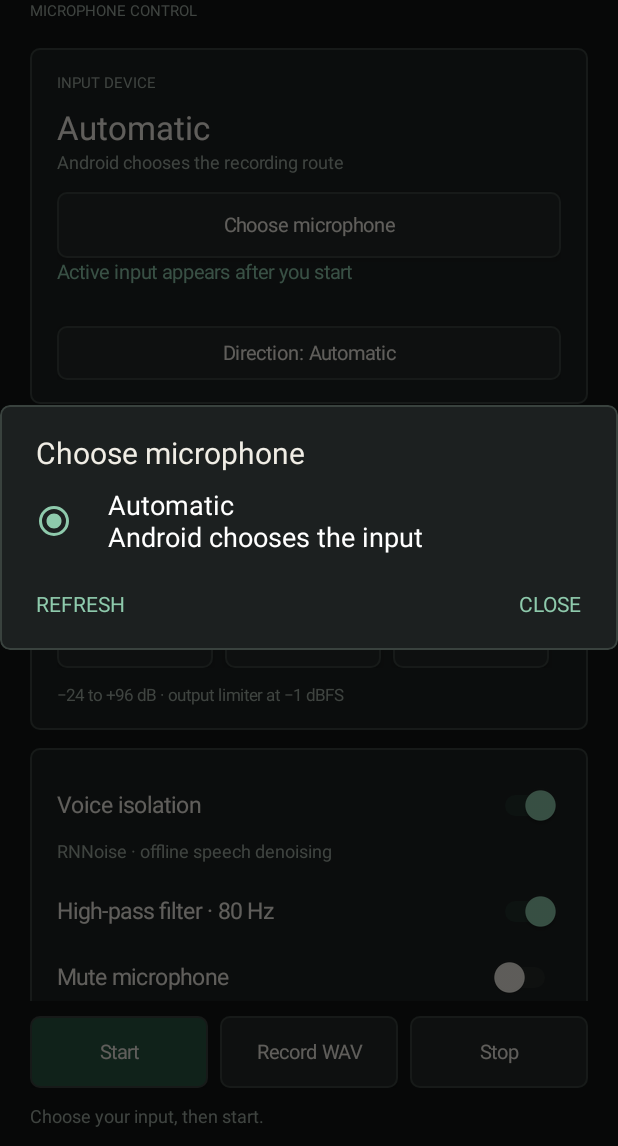
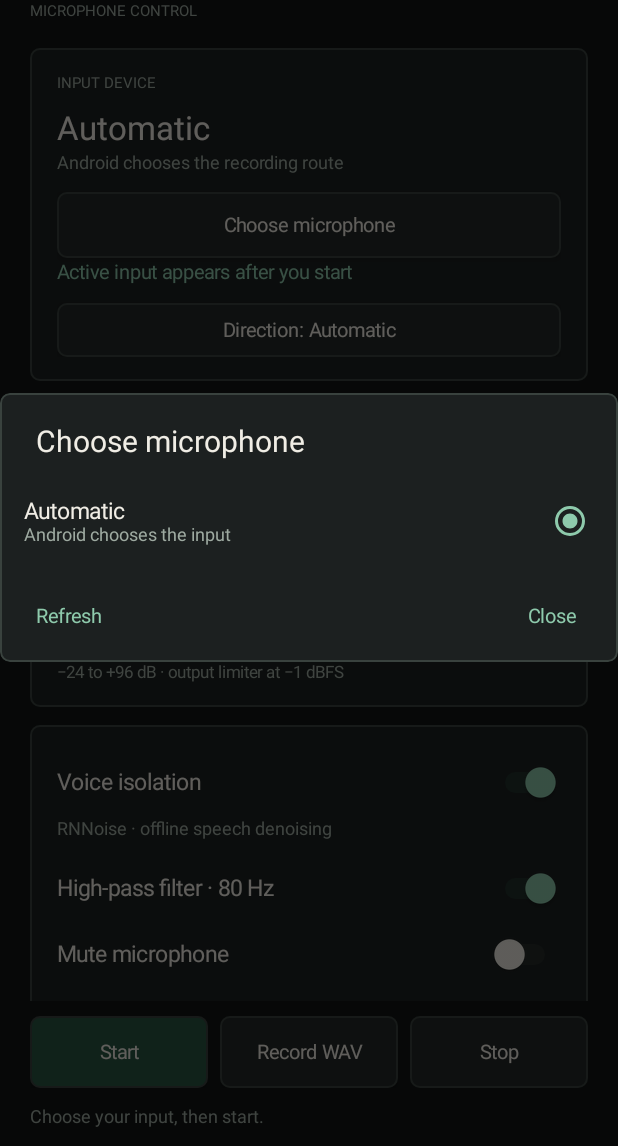
Before and after one commit to Cryosimorgh/ghost-mic, an Android app: the screen it shows after launch (MainActivity), after a tap on "Choose microphone", on a phone screen of 412 x 824 dp, the part 90-1236 px from its top. Run offline under Robolectric (Android 15) with nearby library versions, the phone set to English and light mode, and no system bars.

Commit message:
Polish microphone selection and release Bluetooth routing ownership

```diff
--- a/android/app/src/main/java/io/github/cryosimorgh/ghostmic/MainActivity.java
+++ b/android/app/src/main/java/io/github/cryosimorgh/ghostmic/MainActivity.java
@@ -114,7 +114,7 @@ public final class MainActivity extends Activity {
         String[] labels=new String[available.size()+1]; labels[0]=input?"Automatic\nAndroid chooses the input":"System playback\nAndroid chooses the output"; int checked=0;
         for(int i=0;i<available.size();i++) { AudioDeviceInfo device=available.get(i); labels[i+1]=Devices.name(device)+"\n"+Devices.detail(device); if(Devices.key(device).equals(selected)) checked=i+1; }
         AlertDialog.Builder builder=new AlertDialog.Builder(this).setTitle(input?"Choose microphone":"Choose playback device")
-            .setSingleChoiceItems(labels,checked,(dialog,index) -> { String key=index==0?"":Devices.key(available.get(index-1)); preferences.edit().putString(input?"input":"output",key).apply(); refreshDevices(); dialog.dismiss(); });
+            .setSingleChoiceItems(choiceAdapter(labels),checked,(dialog,index) -> { String key=index==0?"":Devices.key(available.get(index-1)); preferences.edit().putString(input?"input":"output",key).apply(); refreshDevices(); dialog.dismiss(); });
         builder.setNegativeButton("Close",null).setNeutralButton("Refresh",(dialog,which) -> pickDevice(input));
         if(input && Build.VERSION.SDK_INT>=31 && checkSelfPermission(Manifest.permission.BLUETOOTH_CONNECT)!=PackageManager.PERMISSION_GRANTED)
             builder.setPositiveButton("Bluetooth access",(dialog,which) -> { pendingPicker=true; requestPermissions(new String[]{Manifest.permission.BLUETOOTH_CONNECT},42); });
@@ -122,7 +122,7 @@ public final class MainActivity extends Activity {
     }
     private void pickDirection() {
         String[] labels={"Automatic\nLet Android choose","Toward you\nPreference; support varies","Away from you\nPreference; support varies","External\nUse a supported external-facing array"};
-        showDialog(new AlertDialog.Builder(this).setTitle("Microphone direction preference").setSingleChoiceItems(labels,preferences.getInt("direction",0),(dialog,index) -> { preferences.edit().putInt("direction",index).apply(); refreshDevices(); dialog.dismiss(); })
+        showDialog(new AlertDialog.Builder(this).setTitle("Microphone direction preference").setSingleChoiceItems(choiceAdapter(labels),preferences.getInt("direction",0),(dialog,index) -> { preferences.edit().putInt("direction",index).apply(); refreshDevices(); dialog.dismiss(); })
             .setNegativeButton("Close",null).create());
     }
     private void requestCapture(boolean save) {
@@ -160,7 +160,7 @@ public final class MainActivity extends Activity {
         start.setEnabled(!state.running); stop.setEnabled(state.running); chooseInput.setEnabled(!state.running); chooseOutput.setEnabled(!state.running); direction.setEnabled(!state.running);
         record.setEnabled(!state.recording); record.setText(state.recording?"Recording…":"Record WAV");
         actualInput.setText(state.running?"Active: "+state.actualInput:"Active input appears after you start");
-        activeMicrophones.setText(state.microphoneInfo); inputMeter.peak=state.inputPeak; outputMeter.peak=state.outputPeak; inputMeter.invalidate(); outputMeter.invalidate();
+        activeMicrophones.setText(state.microphoneInfo); activeMicrophones.setVisibility(state.microphoneInfo.isEmpty()?View.GONE:View.VISIBLE); inputMeter.peak=state.inputPeak; outputMeter.peak=state.outputPeak; inputMeter.invalidate(); outputMeter.invalidate();
         limiter.setText(String.format(Locale.US,"Limiter %.1f dB%s",state.limiter,state.inputPeak>=.999f?" · input clipping":""));
         badge.setText(state.running?(mute.isChecked()?"● Muted":state.recording?"● Recording":"● Live"):"● Standby"); badge.setTextColor(state.running?GREEN:MUTED);
         status.setText(state.message);
@@ -196,7 +196,24 @@ public final class MainActivity extends Activity {
         view.setTrackTintList(new ColorStateList(new int[][]{new int[]{android.R.attr.state_checked},new int[]{}},new int[]{PRIMARY,BORDER}));
         view.setOnCheckedChangeListener((button,checked)->{ preferences.edit().putBoolean(key,checked).apply(); updateProcessing(); }); return view;
     }
-    private void showDialog(AlertDialog dialog) { dialog.show(); if(dialog.getWindow()!=null) dialog.getWindow().setBackgroundDrawable(shape(PANEL)); for(int which:new int[]{-1,-2,-3}) { Button button=dialog.getButton(which); if(button!=null) button.setTextColor(GREEN); } }
+    private ArrayAdapter<String> choiceAdapter(String[] labels) {
+        return new ArrayAdapter<String>(this,android.R.layout.simple_list_item_single_choice,labels) {
+            public View getView(int position,View previous,ViewGroup parent) {
+                CheckedTextView view=(CheckedTextView)super.getView(position,previous,parent);
+                view.setSingleLine(false); view.setMinLines(2); view.setMaxLines(4); view.setTextSize(15); view.setTextColor(TEXT);
+                view.setPadding(dp(16),dp(10),dp(16),dp(10)); view.setMinHeight(dp(64));
+                view.setLayoutParams(new AbsListView.LayoutParams(-1,-2));
+                view.setCheckMarkTintList(new ColorStateList(new int[][]{new int[]{android.R.attr.state_checked},new int[]{}},new int[]{GREEN,MUTED}));
+                android.text.SpannableString label=new android.text.SpannableString(labels[position]); int split=labels[position].indexOf('\n');
+                if(split>=0) {
+                    label.setSpan(new android.text.style.ForegroundColorSpan(MUTED),split+1,label.length(),0);
+                    label.setSpan(new android.text.style.AbsoluteSizeSpan(12,true),split+1,label.length(),0);
+                }
+                view.setText(label); return view;
+            }
+        };
+    }
+    private void showDialog(AlertDialog dialog) { dialog.show(); if(dialog.getWindow()!=null) dialog.getWindow().setBackgroundDrawable(shape(PANEL)); for(int which:new int[]{-1,-2,-3}) { Button button=dialog.getButton(which); if(button!=null) { button.setTextColor(GREEN); button.setAllCaps(false); button.setTextSize(13); } } }
     private LinearLayout column() { LinearLayout view=new LinearLayout(this); view.setOrientation(LinearLayout.VERTICAL); return view; }
     private LinearLayout row() { LinearLayout view=new LinearLayout(this); view.setGravity(Gravity.CENTER_VERTICAL); return view; }
     private LinearLayout card(LinearLayout root) { LinearLayout view=column(); view.setPadding(dp(18),dp(16),dp(18),dp(16)); view.setBackground(shape(PANEL)); LinearLayout.LayoutParams layout=wide(-2); layout.bottomMargin=dp(12); root.addView(view,layout); return view; }
--- a/android/app/src/main/java/io/github/cryosimorgh/ghostmic/MicEngine.java
+++ b/android/app/src/main/java/io/github/cryosimorgh/ghostmic/MicEngine.java
@@ -42,7 +42,6 @@ final class MicEngine {
     private File recordingFile;
     private boolean changedMode;
     private int priorMode;
-    private AudioDeviceInfo priorCommunication;
 
     MicEngine(Context context, Config config, Listener listener) { this.context=context; this.config=config; this.listener=listener; manager=context.getSystemService(AudioManager.class); }
     void start(File saveTo) throws IOException {
@@ -65,7 +64,6 @@ final class MicEngine {
         if (wanted != null && Devices.bluetooth(wanted.getType())) {
             priorMode=manager.getMode();
             if (priorMode == AudioManager.MODE_IN_CALL) throw new IllegalStateException("End the phone call before using this microphone.");
-            if (Build.VERSION.SDK_INT >= 31) priorCommunication=manager.getCommunicationDevice();
             changedMode=true; manager.setMode(AudioManager.MODE_IN_COMMUNICATION);
             if (Build.VERSION.SDK_INT >= 31) {
                 AudioDeviceInfo output=manager.getAvailableCommunicationDevices().stream()
@@ -165,7 +163,7 @@ final class MicEngine {
             if (denoiser!=null) denoiser.close(); if (agc!=null) agc.release(); if (suppressor!=null) suppressor.release();
             synchronized(recordingLock) { if (writer!=null) { try { writer.close(); } catch (IOException error) { finalMessage="Could not finalize recording: "+error.getMessage(); } writer=null; } }
             if (changedMode) try {
-                if (Build.VERSION.SDK_INT>=31) { if (priorCommunication!=null) manager.setCommunicationDevice(priorCommunication); else manager.clearCommunicationDevice(); }
+                if (Build.VERSION.SDK_INT>=31) manager.clearCommunicationDevice();
                 else { manager.setBluetoothScoOn(false); manager.stopBluetoothSco(); }
                 manager.setMode(priorMode);
             } catch (RuntimeException ignored) { }
```
Also changed, not shown: android/app/src/main/java/io/github/cryosimorgh/ghostmic/Devices.java (+11 -2 lines), 2 other files.
